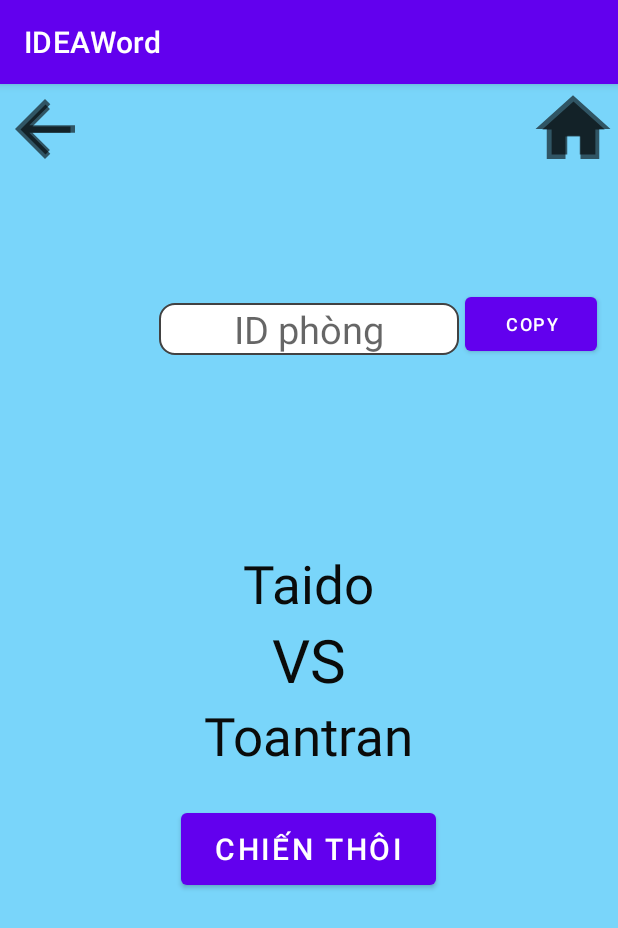
After one commit to toantranct/IDEAWord, an Android app: the TaophongActivity screen opened directly, with no data from a screen before it, on a phone screen of 412 x 824 dp. The commit adds this screen. Shown: the top 928 px of the screen. Run offline under Robolectric (Android 15) with nearby library versions, the phone set to English and light mode, and no system bars.

Commit message:
Hoàn thành giao diện online

```diff
--- a/app/src/main/AndroidManifest.xml
+++ b/app/src/main/AndroidManifest.xml
@@ -13,6 +13,12 @@
         android:roundIcon="@mipmap/ic_launcher_round"
         android:supportsRtl="true"
         android:theme="@style/Theme.IDEAWord">
+        <activity
+            android:name=".ThamgiaphongActivity"
+            android:exported="false" />
+        <activity
+            android:name=".TaophongActivity"
+            android:exported="false" />
         <activity
             android:name=".TrangchuonlineActivity"
             android:exported="false" />
--- /dev/null
+++ b/app/src/main/java/com/ideastudio/ideaword/TaophongActivity.java
@@ -0,0 +1,14 @@
+package com.ideastudio.ideaword;
+
+import androidx.appcompat.app.AppCompatActivity;
+
+import android.os.Bundle;
+
+public class TaophongActivity extends AppCompatActivity {
+
+    @Override
+    protected void onCreate(Bundle savedInstanceState) {
+        super.onCreate(savedInstanceState);
+        setContentView(R.layout.activity_taophong);
+    }
+}
--- /dev/null
+++ b/app/src/main/res/drawable/ic_baseline_arrow_back_24.xml
@@ -0,0 +1,10 @@
+<vector xmlns:android="http://schemas.android.com/apk/res/android"
+    android:width="50dp"
+    android:height="50dp"
+    android:viewportWidth="24"
+    android:viewportHeight="24"
+    android:tint="?attr/colorControlNormal">
+  <path
+      android:fillColor="@color/black"
+      android:pathData="M20,11H7.83l5.59,-5.59L12,4l-8,8 8,8 1.41,-1.41L7.83,13H20v-2z"/>
+</vector>
--- a/app/src/main/res/layout/activity_main.xml
+++ b/app/src/main/res/layout/activity_main.xml
@@ -48,13 +48,13 @@
         android:background="@drawable/vien"
         android:focusable="true"
         android:hint="Nhập tên của bạn"
-        android:paddingLeft="30dp"
-        android:textColor="#736C73"
+        android:textColor="#171617"
         android:textColorHighlight="#ff7eff15"
         android:textColorHint="#494649"
         android:textSize="25dp"
         android:maxLines="1"
-        android:inputType="text"/>
+        android:inputType="text"
+        android:gravity="center"/>
 
 
     <Button
--- /dev/null
+++ b/app/src/main/res/layout/activity_taophong.xml
@@ -0,0 +1,85 @@
+<?xml version="1.0" encoding="utf-8"?>
+<RelativeLayout xmlns:android = "http://schemas.android.com/apk/res/android"
+    xmlns:tools = "http://schemas.android.com/tools"
+    android:layout_width="match_parent"
+    android:layout_height = "match_parent"
+    android:orientation="vertical"
+    android:background="#79D5FA"
+    tools:context=".TaophongActivity"
+    >
+    <ImageButton
+        android:id="@+id/imagebutton1"
+        android:layout_width="60dp"
+        android:layout_height="60dp"
+        android:src="@drawable/ic_baseline_arrow_back_24"
+        android:background="@drawable/ic_baseline_arrow_back_24"
+        tools:ignore="ContentDescription" />
+    <ImageButton
+        android:id="@+id/imagebutton2"
+        android:layout_width="60dp"
+        android:layout_height="60dp"
+        android:background="@drawable/ic_baseline_home_24"
+        android:src="@drawable/ic_baseline_home_24"
+        android:layout_alignParentRight="true"/>
+    <TextView
+        android:id="@+id/textView1"
+        android:layout_width="200dp"
+        android:layout_height="wrap_content"
+        android:layout_centerHorizontal="true"
+        android:layout_marginTop="146dp"
+        android:background="@drawable/vien"
+        android:focusable="true"
+        android:hint="ID phòng"
+        android:textColor="#171617"
+        android:textSize="25dp"
+        android:maxLines="1"
+        android:inputType="text"
+        android:gravity="center"/>
+    <Button
+        android:layout_width="wrap_content"
+        android:layout_height="wrap_content"
+        android:text="copy"
+        android:id="@+id/btncopy"
+        android:layout_marginLeft="310dp"
+        android:textSize="12dp"
+        android:layout_marginTop="136dp"
+        />
+
+    <TextView
+        android:id="@+id/textView2"
+        android:layout_width="wrap_content"
+        android:layout_height="wrap_content"
+        android:layout_above="@+id/textView3"
+        android:layout_centerHorizontal="true"
+        android:text="Taido"
+        android:textColor="#0A0B0A"
+        android:textSize="35dp" />
+    <TextView
+        android:id="@+id/textView3"
+        android:layout_width="wrap_content"
+        android:layout_height="wrap_content"
+        android:layout_centerInParent="true"
+        android:layout_marginLeft="20dp"
+        android:text="VS"
+        android:layout_marginRight="20dp"
+        android:textColor="#0A0B0A"
+        android:textSize="40dp" />
+
+    <TextView
+        android:id="@+id/textView4"
+        android:layout_width="wrap_content"
+        android:layout_height="wrap_content"
+        android:layout_centerHorizontal="true"
+        android:layout_below="@+id/textView3"
+        android:text="Toantran"
+        android:textColor="#0A0B0A"
+        android:textSize="35dp" />
+    <Button
+        android:id="@+id/button1"
+        android:layout_width="170dp"
+        android:layout_height="60dp"
+        android:layout_centerHorizontal="true"
+        android:layout_marginTop="480dp"
+        android:text="Chiến thôi"
+        android:textSize="20dp" />
+</RelativeLayout>
```
Also changed, not shown: app/src/main/java/com/ideastudio/ideaword/ThamgiaphongActivity.java (added, +14 -0 lines), app/src/main/res/layout/activity_thamgiaphong.xml (added, +84 -0 lines).
